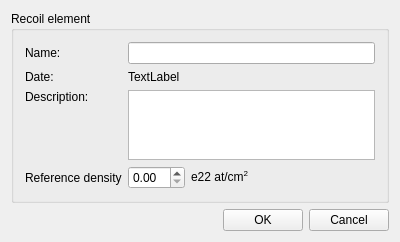
This is ui_files/ui_recoil_info_dialog.ui in JYU-IBA/potku as Qt 5 draws it before an edit. The edited form follows.
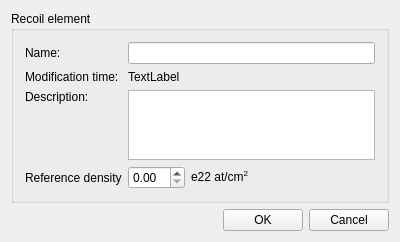
This is the edited form.

Commit message: Changed the name of the modification time from date to modification time in the settings dialogs. Profile modification time is shown.

What changed in the file:
```diff
--- a/ui_files/ui_recoil_info_dialog.ui
+++ b/ui_files/ui_recoil_info_dialog.ui
@@ -74,7 +74,7 @@
           <item row="1" column="0">
            <widget class="QLabel" name="label_33">
             <property name="text">
-             <string>Date:</string>
+             <string>Modification time:</string>
             </property>
            </widget>
           </item>
```
The commit also changes 7 other files.
